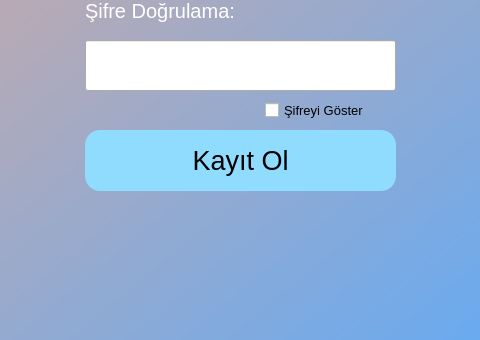
This is Mp3 Player 0.2/deneme giris/hesapolustur.ui in TahaMuslu/Mp3Player as Qt 5 draws it before an edit; both pictures show x 295 to 775 and y 520 to 860 of the 1100 by 860 pixel window. The edited form follows.
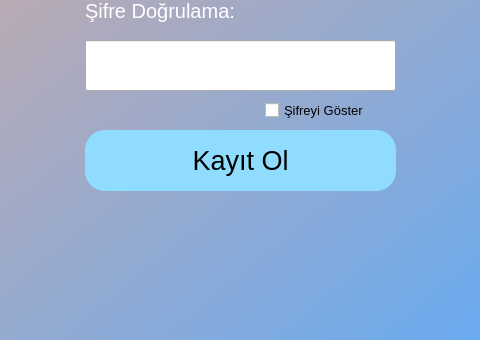
This is the edited form. Icons and pictures are not drawn.

Patch:
```diff
--- a/Mp3 Player 0.2/deneme giris/hesapolustur.ui
+++ b/Mp3 Player 0.2/deneme giris/hesapolustur.ui
@@ -88,7 +88,7 @@
     </property>
     <property name="styleSheet">
      <string notr="true">background-color: rgb(143, 220, 255);
-border-radius:15px;</string>
+border-radius:20px;</string>
     </property>
     <property name="text">
      <string>Kayıt Ol</string>
```
